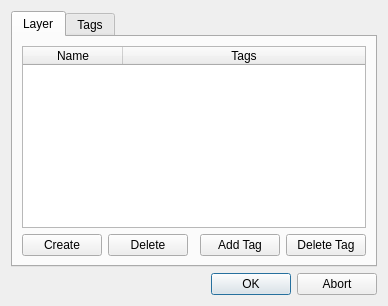
Old version of the form mscore/mscore/layer.ui in the repository musescore/musescore-old.
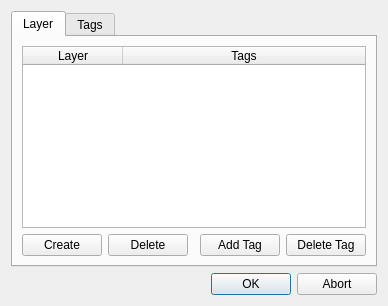
New version of the form.

What changed in the file:
```diff
--- a/mscore/mscore/layer.ui
+++ b/mscore/mscore/layer.ui
@@ -59,6 +59,9 @@
          <property name="selectionBehavior">
           <enum>QAbstractItemView::SelectRows</enum>
          </property>
+         <property name="showGrid">
+          <bool>false</bool>
+         </property>
          <property name="cornerButtonEnabled">
           <bool>false</bool>
          </property>
@@ -70,7 +73,7 @@
          </attribute>
          <column>
           <property name="text">
-           <string>Name</string>
+           <string>Layer</string>
           </property>
          </column>
          <column>
```
Left out of the diff: 5 changed lines with no effect on the pictures.
